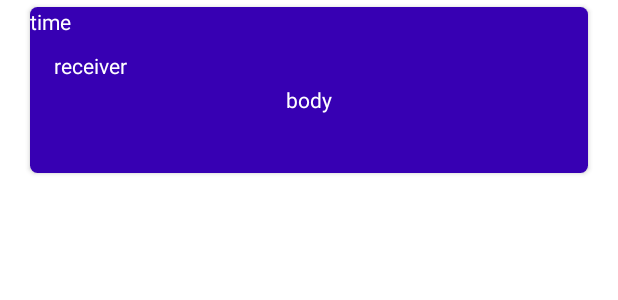
After one commit to Cyph33r/CampFire, an Android app: the layout item_chat.xml on its own in the app's theme, with its tools: preview values and no code run, on a phone screen of 412 x 824 dp. The commit adds this screen. Shown: the top 300 px of the screen. Run offline under Robolectric (Android 15) with nearby library versions, the phone set to English and light mode, and no system bars.

Commit message:
Added chat functionality

```diff
--- a/app/src/main/java/com/cyphertech/games/campfire/Constants.kt
+++ b/app/src/main/java/com/cyphertech/games/campfire/Constants.kt
@@ -6,6 +6,7 @@ const val KEY_USER_EMAIL = "user_email"
 const val KEY_MESSAGE_BODY = "body"
 const val KEY_MESSAGE_SENDER = "sender"
 const val KEY_MESSAGE_RECEIVER = "receiver"
+const val KEY_MESSAGE_TIME = "time"
 const val DB_USER_COLLECTION_PATH = "users"
 const val DB_MESSAGES_PATH = "messages"
 const val EXTRA_RECEIVER_UID = "extra_uid"
--- /dev/null
+++ b/app/src/main/java/com/cyphertech/games/campfire/Entities.kt
@@ -0,0 +1,4 @@
+package com.cyphertech.games.campfire
+
+data class User(val userDisplayName: String, val email: String, val uid: String)
+data class Message(val senderUid: String, val receiverUid: String,val receiverDisplayName: String, val body: String)
--- a/app/src/main/java/com/cyphertech/games/campfire/User.kt
+++ /dev/null
@@ -1,3 +0,0 @@
-package com.cyphertech.games.campfire
-
-data class User(val userDisplayName: String, val email: String, val uid: String)
--- /dev/null
+++ b/app/src/main/res/layout/item_chat.xml
@@ -0,0 +1,55 @@
+<?xml version="1.0" encoding="utf-8"?>
+<FrameLayout xmlns:android="http://schemas.android.com/apk/res/android"
+    xmlns:app="http://schemas.android.com/apk/res-auto"
+    xmlns:tools="http://schemas.android.com/tools"
+    android:id="@+id/chat_frame"
+    android:layout_width="match_parent"
+    android:layout_height="wrap_content"
+    android:paddingLeft="16dp"
+    android:paddingRight="16dp">
+
+    <androidx.cardview.widget.CardView
+        android:layout_width="match_parent"
+        android:layout_height="120dp"
+        app:cardCornerRadius="5dp"
+        app:cardUseCompatPadding="true"
+        >
+
+        <androidx.constraintlayout.widget.ConstraintLayout
+            android:layout_width="match_parent"
+            android:layout_height="match_parent"
+            android:background="@color/purple_700">
+
+            <TextView
+                android:id="@+id/textview_message_time"
+                android:layout_width="wrap_content"
+                android:layout_height="wrap_content"
+                android:textColor="@color/white"
+                app:layout_constraintStart_toStartOf="parent"
+                app:layout_constraintTop_toTopOf="parent"
+                tools:text="time" />
+
+            <TextView
+                android:id="@+id/textview_message_receiver"
+                android:layout_width="wrap_content"
+                android:layout_height="wrap_content"
+                android:layout_marginStart="16dp"
+                android:layout_marginTop="10dp"
+                android:textColor="@color/white"
+                app:layout_constraintStart_toStartOf="parent"
+                app:layout_constraintTop_toBottomOf="@+id/textview_message_time"
+                tools:text="receiver" />
+
+            <TextView
+                android:id="@+id/textview_message_body"
+                android:layout_width="wrap_content"
+                android:layout_height="wrap_content"
+                android:layout_marginBottom="39dp"
+                android:textColor="@color/white"
+                app:layout_constraintBottom_toBottomOf="parent"
+                app:layout_constraintEnd_toEndOf="parent"
+                app:layout_constraintStart_toStartOf="parent"
+                tools:text="body" />
+        </androidx.constraintlayout.widget.ConstraintLayout>
+    </androidx.cardview.widget.CardView>
+</FrameLayout>
```
Also changed, not shown: app/src/main/java/com/cyphertech/games/campfire/ChatActivity.kt (+43 -4 lines), app/src/main/java/com/cyphertech/games/campfire/activities/MainActivity.kt (+10 -6 lines), app/src/main/java/com/cyphertech/games/campfire/ui/ChatRecyclerAdapter.kt (added, +38 -0 lines), app/src/main/res/layout/activity_chat.xml (+9 -0 lines).
